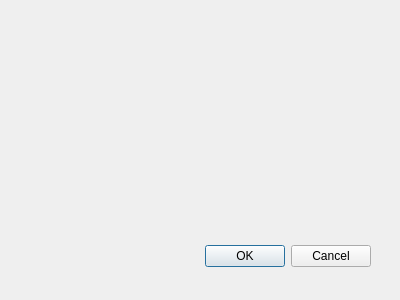
Above: ui_vector_selectbypoint.ui from OregonWalks/qgis_vector_selectbypoint before the change. Below: the same form after it.
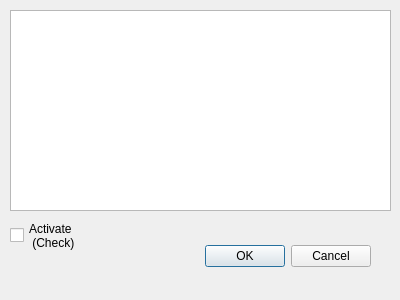
That is the form after the change.

Patch:
```diff
--- a/ui_vector_selectbypoint.ui
+++ b/ui_vector_selectbypoint.ui
@@ -28,6 +28,30 @@
     <set>QDialogButtonBox::Cancel|QDialogButtonBox::Ok</set>
    </property>
   </widget>
+  <widget class="QTextBrowser" name="txtFeedback">
+   <property name="geometry">
+    <rect>
+     <x>10</x>
+     <y>10</y>
+     <width>381</width>
+     <height>201</height>
+    </rect>
+   </property>
+  </widget>
+  <widget class="QCheckBox" name="chkActivate">
+   <property name="geometry">
+    <rect>
+     <x>10</x>
+     <y>220</y>
+     <width>89</width>
+     <height>31</height>
+    </rect>
+   </property>
+   <property name="text">
+    <string>Activate
+ (Check)</string>
+   </property>
+  </widget>
  </widget>
  <resources/>
  <connections>
```
Left out of the diff: 25 changed lines with no effect on the pictures.
